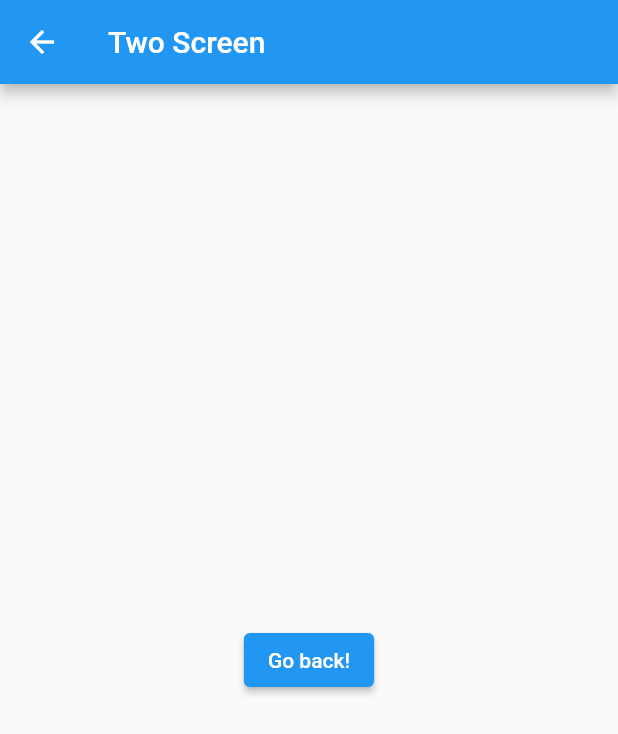
After one commit to Khammunh/fast, a Flutter app: the screen it shows after launch, after a tap on "Launch Navigator", on a phone screen of 412 x 824 dp. The commit adds this screen. Shown: the top 734 px of the screen. Run offline on Flutter 3.47's test engine with Material 2 defaults, Android fonts, the light colour scheme and no system bars.

```diff
--- a/lib/main.dart
+++ b/lib/main.dart
@@ -1,13 +1,16 @@
+import 'package:fast/nextscreen.dart';
 import 'package:flutter/material.dart';
 
 void main() {
-  runApp(MaterialApp(
-    initialRoute: '/',
-    routes: {
-      '/': (context) => const MyApp(),
-      '/nextPage': (context) => const NextPage()
-    },
-  ));
+  runApp(
+    MaterialApp(
+      initialRoute: '/',
+      routes: {
+        '/': (context) => const MyApp(),
+        '/detail': (context) => const NextScreen(),
+      },
+    ),
+  );
 }
 
 class MyApp extends StatelessWidget {
@@ -15,41 +18,19 @@ class MyApp extends StatelessWidget {
 
   @override
   Widget build(BuildContext context) {
-    const titleRouter = 'Navigator';
-
+    const title = 'Navigator & Router';
     return Scaffold(
       appBar: AppBar(
-        title: const Text(titleRouter),
+        title: const Text(title),
       ),
       body: Center(
         child: ElevatedButton(
           onPressed: () {
-            Navigator.pushNamed(context, '/nextPage');
+            Navigator.pushNamed(context, '/detail');
           },
-          child: const Text('Launch Screen'),
+          child: const Text('Launch Navigator'),
         ),
       ),
     );
   }
 }
-
-class NextPage extends StatelessWidget {
-  const NextPage({super.key});
-
-  @override
-  Widget build(BuildContext context) {
-    return Scaffold(
-      appBar: AppBar(
-        title: const Text('Navigator 2'),
-      ),
-      body: Center(
-        child: ElevatedButton(
-          onPressed: () {
-            Navigator.pop(context);
-          },
-          child: const Text('Go back!'),
-        ),
-      ),
-    );
-  }
-}
--- /dev/null
+++ b/lib/nextscreen.dart
@@ -0,0 +1,22 @@
+import 'package:flutter/material.dart';
+
+class NextScreen extends StatelessWidget {
+  const NextScreen({super.key});
+
+  @override
+  Widget build(BuildContext context) {
+    return Scaffold(
+      appBar: AppBar(
+        title: const Text('Two Screen'),
+      ),
+      body: Center(
+        child: ElevatedButton(
+          onPressed: () {
+            Navigator.pop(context);
+          },
+          child: const Text('Go back!'),
+        ),
+      ),
+    );
+  }
+}
```
Also changed, not shown: lib/nextpage.dart (added).
